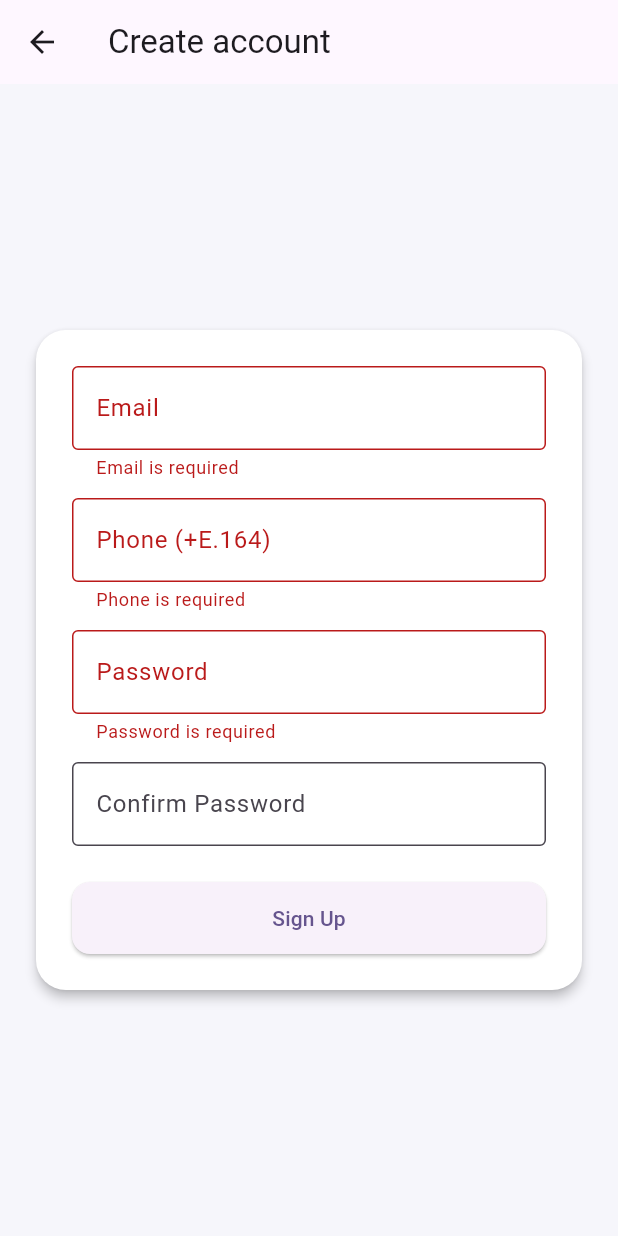
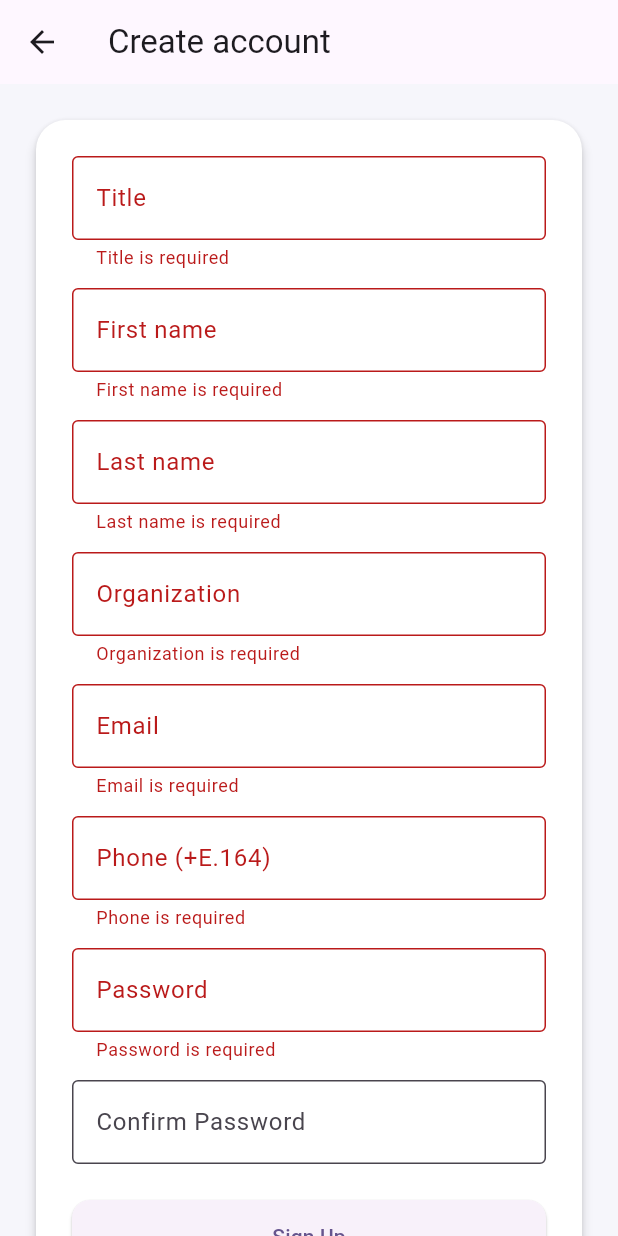
Before and after one commit to waltsheppard/authapp1, a Flutter app: the SignupScreen screen opened directly, after a tap on "Sign Up", on a phone screen of 412 x 824 dp. Run offline on Flutter 3.47's test engine with Material 3 defaults, Android fonts, the phone set to English and light mode, and no system bars; our stand-ins replace flutter_riverpod, flutter_secure_storage, local_auth; missing offline and left inert: amplify_auth_cognito, amplify_flutter; accounts and stored records are empty.

Commit message:
fixpack0.5

```diff
--- a/lib/features/auth/application/signup_controller.dart
+++ b/lib/features/auth/application/signup_controller.dart
@@ -12,12 +12,24 @@ class SignupController extends StateNotifier<AsyncValue<void>> {
     required String email,
     required String password,
     required String phone,
+    required String title,
+    required String firstName,
+    required String lastName,
+    required String organization,
   }) async {
     state = const AsyncLoading();
     try {
       final repo = _ref.read(authRepositoryProvider);
       await repo.configure();
-      final result = await repo.signUp(email: email, password: password, phone: phone);
+      final result = await repo.signUp(
+        email: email,
+        password: password,
+        phone: phone,
+        title: title,
+        firstName: firstName,
+        lastName: lastName,
+        organization: organization,
+      );
       state = const AsyncData(null);
       return result;
     } catch (error, stackTrace) {
@@ -26,7 +38,10 @@ class SignupController extends StateNotifier<AsyncValue<void>> {
     }
   }
 
-  Future<SignUpResult> confirmSignUp({required String email, required String code}) async {
+  Future<SignUpResult> confirmSignUp({
+    required String email,
+    required String code,
+  }) async {
     state = const AsyncLoading();
     try {
       final repo = _ref.read(authRepositoryProvider);
@@ -55,4 +70,6 @@ class SignupController extends StateNotifier<AsyncValue<void>> {
 }
 
 final signupControllerProvider =
-    StateNotifierProvider<SignupController, AsyncValue<void>>((ref) => SignupController(ref));
+    StateNotifierProvider<SignupController, AsyncValue<void>>(
+      (ref) => SignupController(ref),
+    );
--- a/lib/features/auth/domain/auth_repository.dart
+++ b/lib/features/auth/domain/auth_repository.dart
@@ -2,10 +2,24 @@ import 'package:amplify_auth_cognito/amplify_auth_cognito.dart';
 
 abstract class AuthRepository {
   Future<void> configure();
-  Future<SignInResult> signIn({required String email, required String password});
+  Future<SignInResult> signIn({
+    required String email,
+    required String password,
+  });
   Future<SignInResult> confirmSignIn(String value);
-  Future<SignUpResult> signUp({required String email, required String password, required String phone});
-  Future<SignUpResult> confirmSignUp({required String email, required String code});
+  Future<SignUpResult> signUp({
+    required String email,
+    required String password,
+    required String phone,
+    required String title,
+    required String firstName,
+    required String lastName,
+    required String organization,
+  });
+  Future<SignUpResult> confirmSignUp({
+    required String email,
+    required String code,
+  });
   Future<ResetPasswordResult> requestPasswordReset(String username);
   Future<ResendSignUpCodeResult> resendSignUpCode(String username);
   Future<CognitoAuthSession> fetchSession();
@@ -23,6 +37,11 @@ abstract class ProfileRepository {
   });
   Future<UpdateUserAttributeResult> updateEmail(String email);
   Future<UpdateUserAttributeResult> updatePhone(String phone);
-  Future<void> confirmAttribute({required CognitoUserAttributeKey key, required String code});
-  Future<SendUserAttributeVerificationCodeResult> resendAttributeCode({required CognitoUserAttributeKey key});
+  Future<void> confirmAttribute({
+    required CognitoUserAttributeKey key,
+    required String code,
+  });
+  Future<SendUserAttributeVerificationCodeResult> resendAttributeCode({
+    required CognitoUserAttributeKey key,
+  });
 }
--- a/lib/features/auth/infrastructure/amplify_auth_repository.dart
+++ b/lib/features/auth/infrastructure/amplify_auth_repository.dart
@@ -11,19 +11,39 @@ class AmplifyAuthRepository implements AuthRepository, ProfileRepository {
   Future<void> configure() => _service.configureIfNeeded();
 
   @override
-  Future<SignInResult> signIn({required String email, required String password}) =>
-      _service.signIn(email: email, password: password);
+  Future<SignInResult> signIn({
+    required String email,
+    required String password,
+  }) => _service.signIn(email: email, password: password);
 
   @override
-  Future<SignInResult> confirmSignIn(String value) => _service.confirmSignIn(value);
+  Future<SignInResult> confirmSignIn(String value) =>
+      _service.confirmSignIn(value);
 
   @override
-  Future<SignUpResult> signUp({required String email, required String password, required String phone}) =>
-      _service.signUp(email: email, password: password, phoneNumber: phone);
+  Future<SignUpResult> signUp({
+    required String email,
+    required String password,
+    required String phone,
+    required String title,
+    required String firstName,
+    required String lastName,
+    required String organization,
+  }) => _service.signUp(
+    email: email,
+    password: password,
+    phoneNumber: phone,
+    title: title,
+    firstName: firstName,
+    lastName: lastName,
+    organization: organization,
+  );
 
   @override
-  Future<SignUpResult> confirmSignUp({required String email, required String code}) =>
-      _service.confirmSignUp(email: email, code: code);
+  Future<SignUpResult> confirmSignUp({
+    required String email,
+    required String code,
+  }) => _service.confirmSignUp(email: email, code: code);
 
   @override
   Future<ResetPasswordResult> requestPasswordReset(String username) =>
@@ -43,7 +63,8 @@ class AmplifyAuthRepository implements AuthRepository, ProfileRepository {
   Future<void> deleteUser() => _service.deleteUser();
 
   @override
-  Future<List<AuthUserAttribute>> fetchAttributes() => _service.fetchUserAttributes();
+  Future<List<AuthUserAttribute>> fetchAttributes() =>
+      _service.fetchUserAttributes();
 
   @override
   Future<List<AuthUserAttribute>> updateProfileAttributes({
@@ -51,25 +72,29 @@ class AmplifyAuthRepository implements AuthRepository, ProfileRepository {
     String? firstName,
     String? lastName,
     String? organization,
-  }) =>
-      _service.updateProfileAttributes(
-        title: title,
-        firstName: firstName,
-        lastName: lastName,
-        organization: organization,
-      );
+  }) => _service.updateProfileAttributes(
+    title: title,
+    firstName: firstName,
+    lastName: lastName,
+    organization: organization,
+  );
 
   @override
-  Future<UpdateUserAttributeResult> updateEmail(String email) => _service.updateEmail(email);
+  Future<UpdateUserAttributeResult> updateEmail(String email) =>
+      _service.updateEmail(email);
 
   @override
-  Future<UpdateUserAttributeResult> updatePhone(String phone) => _service.updatePhone(phone);
+  Future<UpdateUserAttributeResult> updatePhone(String phone) =>
+      _service.updatePhone(phone);
 
   @override
-  Future<void> confirmAttribute({required CognitoUserAttributeKey key, required String code}) =>
-      _service.confirmAttribute(key: key, code: code);
+  Future<void> confirmAttribute({
+    required CognitoUserAttributeKey key,
+    required String code,
+  }) => _service.confirmAttribute(key: key, code: code);
 
   @override
-  Future<SendUserAttributeVerificationCodeResult> resendAttributeCode({required CognitoUserAttributeKey key}) =>
-      _service.resendAttributeCode(key: key);
+  Future<SendUserAttributeVerificationCodeResult> resendAttributeCode({
+    required CognitoUserAttributeKey key,
+  }) => _service.resendAttributeCode(key: key);
 }
--- a/lib/features/auth/infrastructure/auth_service.dart
+++ b/lib/features/auth/infrastructure/auth_service.dart
@@ -13,10 +13,18 @@ class AuthService {
     required String email,
     required String password,
     required String phoneNumber,
+    required String title,
+    required String firstName,
+    required String lastName,
+    required String organization,
   }) async {
     final userAttributes = {
       CognitoUserAttributeKey.email: email,
       CognitoUserAttributeKey.phoneNumber: phoneNumber,
+      CognitoUserAttributeKey.givenName: firstName,
+      CognitoUserAttributeKey.familyName: lastName,
+      CognitoUserAttributeKey.custom('title'): title,
+      CognitoUserAttributeKey.custom('organization'): organization,
     };
     return await Amplify.Auth.signUp(
       username: email,
@@ -39,10 +47,7 @@ class AuthService {
     required String email,
     required String password,
   }) async {
-    return await Amplify.Auth.signIn(
-      username: email,
-      password: password,
-    );
+    return await Amplify.Auth.signIn(username: email, password: password);
   }
 
   Future<CognitoAuthSession> fetchSession() async {
@@ -54,9 +59,7 @@ class AuthService {
     await Amplify.Auth.signOut();
   }
 
-  Future<ResetPasswordResult> resetPassword({
-    required String email,
-  }) async {
+  Future<ResetPasswordResult> resetPassword({required String email}) async {
     return await Amplify.Auth.resetPassword(username: email);
   }
 
@@ -112,16 +115,36 @@ class AuthService {
   }) async {
     final List<AuthUserAttribute> attrs = [];
     if (firstName != null) {
-      attrs.add(AuthUserAttribute(userAttributeKey: CognitoUserAttributeKey.givenName, value: firstName));
+      attrs.add(
+        AuthUserAttribute(
+          userAttributeKey: CognitoUserAttributeKey.givenName,
+          value: firstName,
+        ),
+      );
     }
     if (lastName != null) {
-      attrs.add(AuthUserAttribute(userAttributeKey: CognitoUserAttributeKey.familyName, value: lastName));
+      attrs.add(
+        AuthUserAttribute(
+          userAttributeKey: CognitoUserAttributeKey.familyName,
+          value: lastName,
+        ),
+      );
     }
     if (title != null) {
-      attrs.add(AuthUserAttribute(userAttributeKey: CognitoUserAttributeKey.custom('title'), value: title));
+      attrs.add(
+        AuthUserAttribute(
+          userAttributeKey: CognitoUserAttributeKey.custom('title'),
+          value: title,
+        ),
+      );
     }
     if (organization != null) {
-      attrs.add(AuthUserAttribute(userAttributeKey: CognitoUserAttributeKey.custom('organization'), value: organization));
+      attrs.add(
+        AuthUserAttribute(
+          userAttributeKey: CognitoUserAttributeKey.custom('organization'),
+          value: organization,
+        ),
+      );
     }
     if (attrs.isEmpty) return fetchUserAttributes();
     await Amplify.Auth.updateUserAttributes(attributes: attrs);
@@ -141,9 +164,11 @@ class AuthService {
     return Amplify.Auth.resendSignUpCode(username: username);
   }
 
-  Future<SendUserAttributeVerificationCodeResult> resendAttributeCode(
-      {required CognitoUserAttributeKey key}) async {
-    return Amplify.Auth
-        .sendUserAttributeVerificationCode(userAttributeKey: key);
+  Future<SendUserAttributeVerificationCodeResult> resendAttributeCode({
+    required CognitoUserAttributeKey key,
+  }) async {
+    return Amplify.Auth.sendUserAttributeVerificationCode(
+      userAttributeKey: key,
+    );
   }
 }
--- a/lib/features/auth/presentation/signup/signup_screen.dart
+++ b/lib/features/auth/presentation/signup/signup_screen.dart
@@ -21,6 +21,10 @@ class _SignupScreenState extends ConsumerState<SignupScreen> {
   final _passwordController = TextEditingController();
   final _confirmPasswordController = TextEditingController();
   final _codeController = TextEditingController();
+  final _titleController = TextEditingController();
+  final _firstNameController = TextEditingController();
+  final _lastNameController = TextEditingController();
+  final _organizationController = TextEditingController();
 
   bool _codeSent = false;
   int _resendCooldown = 0;
@@ -33,10 +37,17 @@ class _SignupScreenState extends ConsumerState<SignupScreen> {
     return null;
   }
 
+  String? _validateRequiredField(String? value, String label) {
+    if (value == null || value.trim().isEmpty) return '$label is required';
+    return null;
+  }
+
   String? _validatePhone(String? value) {
     if (value == null || value.trim().isEmpty) return 'Phone is required';
     final regex = ref.read(authConfigProvider).phoneRegex;
-    if (!regex.hasMatch(value.trim())) return 'Enter phone in E.164 (e.g., +15551234567)';
+    if (!regex.hasMatch(value.trim())) {
+      return 'Enter phone in E.164 (e.g., +15551234567)';
+    }
     return null;
   }
 
@@ -60,22 +71,29 @@ class _SignupScreenState extends ConsumerState<SignupScreen> {
         email: _emailController.text.trim(),
         password: _passwordController.text,
         phone: _phoneController.text.trim(),
+        title: _titleController.text.trim(),
+        firstName: _firstNameController.text.trim(),
+        lastName: _lastNameController.text.trim(),
+        organization: _organizationController.text.trim(),
       );
       if (mounted) {
         setState(() {
-          _codeSent = res.isSignUpComplete == false; // request code confirmation
+          _codeSent =
+              res.isSignUpComplete == false; // request code confirmation
         });
         _startCooldown(30);
       }
       if (!mounted) return;
       ScaffoldMessenger.of(context).showSnackBar(
-        const SnackBar(content: Text('Verification code sent. Check email/phone.')),
+        const SnackBar(
+          content: Text('Verification code sent. Check email/phone.'),
+        ),
       );
     } on AuthException catch (e) {
       if (!mounted) return;
-      ScaffoldMessenger.of(context).showSnackBar(
-        SnackBar(content: Text(e.message)),
-      );
+      ScaffoldMessenger.of(
+        context,
+      ).showSnackBar(SnackBar(content: Text(e.message)));
     }
   }
 
@@ -89,7 +107,9 @@ class _SignupScreenState extends ConsumerState<SignupScreen> {
       if (!mounted) return;
       if (res.isSignUpComplete) {
         ScaffoldMessenger.of(context).showSnackBar(
-          const SnackBar(content: Text('Signup confirmed. You can sign in now.')),
+          const SnackBar(
+            content: Text('Signup confirmed. You can sign in now.'),
+          ),
         );
         Navigator.of(context).pop();
       } else {
@@ -99,9 +119,9 @@ class _SignupScreenState extends ConsumerState<SignupScreen> {
       }
     } on AuthException catch (e) {
       if (!mounted) return;
-      ScaffoldMessenger.of(context).showSnackBar(
-        SnackBar(content: Text(e.message)),
-      );
+      ScaffoldMessenger.of(
+        context,
+      ).showSnackBar(SnackBar(content: Text(e.message)));
     }
   }
 
@@ -118,7 +138,9 @@ class _SignupScreenState extends ConsumerState<SignupScreen> {
       _startCooldown(30);
     } on AuthException catch (e) {
       if (!mounted) return;
-      ScaffoldMessenger.of(context).showSnackBar(SnackBar(content: Text(_friendlyError(e))));
+      ScaffoldMessenger.of(
+        context,
+      ).showSnackBar(SnackBar(content: Text(_friendlyError(e))));
     }
   }
 
@@ -138,10 +160,18 @@ class _SignupScreenState extends ConsumerState<SignupScreen> {
 
   String _friendlyError(AuthException e) {
     final msg = e.message;
-    if (msg.contains('AliasExistsException')) return 'That email/phone is already in use.';
-    if (msg.contains('TooManyRequestsException')) return 'Too many attempts. Please try again shortly.';
-    if (msg.contains('CodeMismatchException')) return 'Incorrect verification code.';
-    if (msg.contains('ExpiredCodeException')) return 'Verification code expired. Request a new one.';
+    if (msg.contains('AliasExistsException')) {
+      return 'That email/phone is already in use.';
+    }
+    if (msg.contains('TooManyRequestsException')) {
+      return 'Too many attempts. Please try again shortly.';
+    }
+    if (msg.contains('CodeMismatchException')) {
+      return 'Incorrect verification code.';
+    }
+    if (msg.contains('ExpiredCodeException')) {
+      return 'Verification code expired. Request a new one.';
+    }
     return msg;
   }
 
@@ -153,6 +183,10 @@ class _SignupScreenState extends ConsumerState<SignupScreen> {
     _passwordController.dispose();
     _confirmPasswordController.dispose();
     _codeController.dispose();
+    _titleController.dispose();
+    _firstNameController.dispose();
+    _lastNameController.dispose();
+    _organizationController.dispose();
     super.dispose();
   }
 
@@ -179,6 +213,43 @@ class _SignupScreenState extends ConsumerState<SignupScreen> {
                   style: TextStyle(color: Theme.of(context).colorScheme.error),
                 ),
               ),
+            TextFormField(
+              controller: _titleController,
+              decoration: const InputDecoration(
+                labelText: 'Title',
+                border: OutlineInputBorder(),
+              ),
+              validator: (value) => _validateRequiredField(value, 'Title'),
+            ),
+            SizedBox(height: AppSpacing.sm * 1.5),
+            TextFormField(
+              controller: _firstNameController,
+              decoration: const InputDecoration(
+                labelText: 'First name',
+                border: OutlineInputBorder(),
+              ),
+              validator: (value) => _validateRequiredField(value, 'First name'),
+            ),
+            SizedBox(height: AppSpacing.sm * 1.5),
+            TextFormField(
+              controller: _lastNameController,
+              decoration: const InputDecoration(
+                labelText: 'Last name',
+                border: OutlineInputBorder(),
+              ),
+              validator: (value) => _validateRequiredField(value, 'Last name'),
+            ),
+            SizedBox(height: AppSpacing.sm * 1.5),
+            TextFormField(
+              controller: _organizationController,
+              decoration: const InputDecoration(
+                labelText: 'Organization',
+                border: OutlineInputBorder(),
+              ),
+              validator:
+                  (value) => _validateRequiredField(value, 'Organization'),
+            ),
+            SizedBox(height: AppSpacing.sm * 1.5),
             TextFormField(
               controller: _emailController,
               decoration: const InputDecoration(
@@ -219,7 +290,8 @@ class _SignupScreenState extends ConsumerState<SignupScreen> {
             const SizedBox(height: AppSpacing.lg),
             ElevatedButton(
               onPressed: isLoading ? null : _signUp,
-                  child: isLoading
+              child:
+                  isLoading
                       ? const SizedBox(
                         height: 20,
                         width: 20,
@@ -243,7 +315,11 @@ class _SignupScreenState extends ConsumerState<SignupScreen> {
               ),
               TextButton(
                 onPressed: isLoading || _resendCooldown > 0 ? null : _resend,
-                    child: Text(_resendCooldown > 0 ? 'Resend code (${_resendCooldown}s)' : 'Resend code'),
+                child: Text(
+                  _resendCooldown > 0
+                      ? 'Resend code (${_resendCooldown}s)'
+                      : 'Resend code',
+                ),
               ),
             ],
           ],
```
Also changed, not shown: 1 other file. Lines whose indentation alone changed are shown as unchanged.
